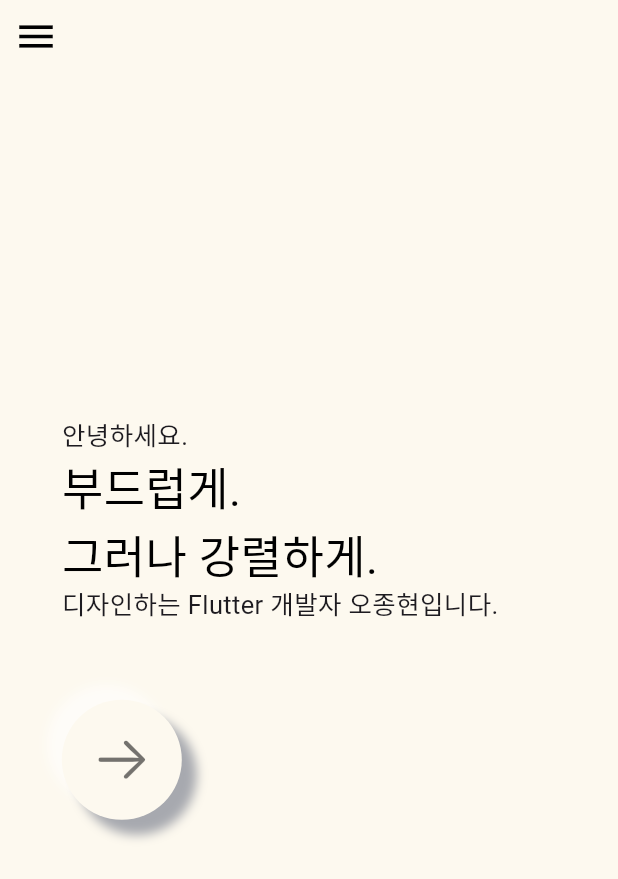
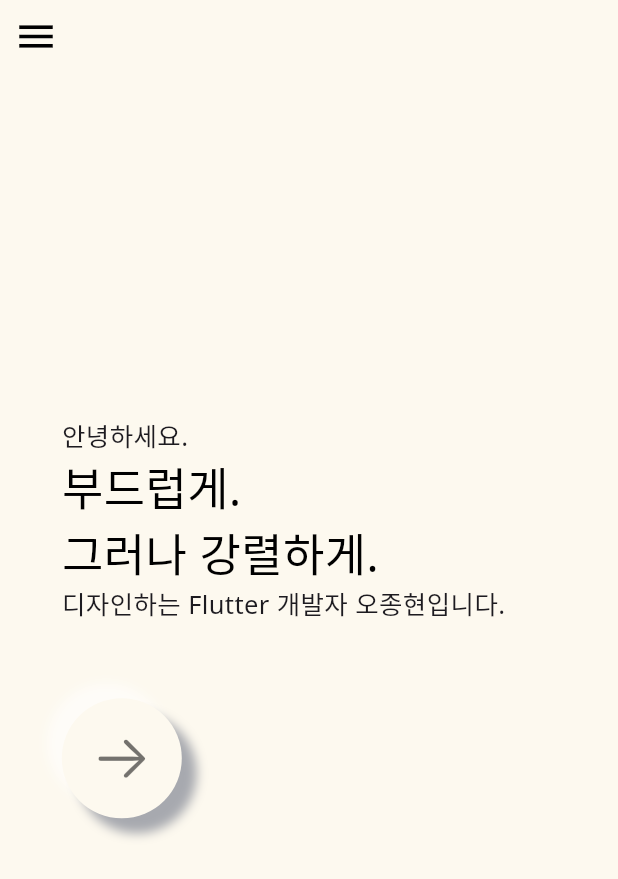
Before and after one commit to fivebellhyun/web-portfolio-code, a Flutter app: the screen it shows after launch, on a phone screen of 412 x 824 dp. Shown: the top 879 px of the screen. Run offline on Flutter 3.47's test engine with Material 3 defaults, Android fonts, the phone set to English and light mode, and no system bars; drawn by our look-alikes of animated_text_kit, carousel_slider; our stand-ins replace cached_network_image; missing offline and left inert: dart:html, seo_renderer; network calls fail; Roboto replaces fonts that are missing (malgun).

Commit message:
design: change ttf & color

```diff
--- a/lib/helper/constants/app_theme.dart
+++ b/lib/helper/constants/app_theme.dart
@@ -1,5 +1,4 @@
 import 'package:flutter/material.dart';
-
 abstract class Appcolors {
   static const secondary = Color(0xffFF8FA6);
   static const accent = Color(0xff86F0EA);
@@ -30,7 +29,7 @@ abstract class AppTheme{
   static ThemeData light() => ThemeData(
     brightness: Brightness.light,
     visualDensity: visualDensity,
-    fontFamily: 'malgun',
+    fontFamily: 'notosans',
     textTheme: const TextTheme().apply(bodyColor: Appcolors.textDark),
     scaffoldBackgroundColor: _LightColors.background,
     cardColor: _LightColors.card,
@@ -41,7 +40,7 @@ abstract class AppTheme{
   static ThemeData dark() => ThemeData(
     brightness: Brightness.dark,
     visualDensity: visualDensity,
-    fontFamily: 'malgun',
+    fontFamily: 'notosans',
     textTheme: const TextTheme().apply(bodyColor: Appcolors.textLight),
     scaffoldBackgroundColor: _DarkColors.background,
     cardColor: _DarkColors.card,
--- a/pubspec.yaml
+++ b/pubspec.yaml
@@ -30,6 +30,6 @@ flutter:
   uses-material-design: true
 
   fonts:
-    - family: malgun
+    - family: notosans
       fonts:
-        - asset: assets/fonts/malgun.ttf
+        - asset: assets/fonts/notosans.ttf
```
Also changed, not shown: lib/Components/drawer.dart (+20 -5 lines), 2 other files.
